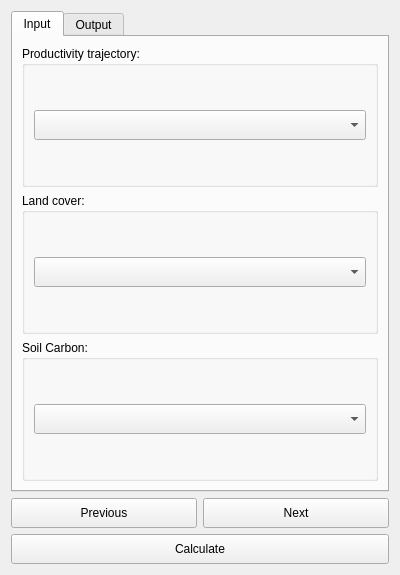
ConservationInternational/trends.earth, file LDMP/gui/DlgReportingUNCCD.ui: the form before one commit.
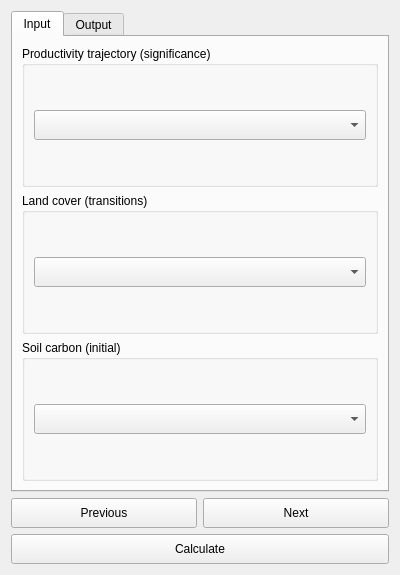
The form after the commit.

What changed in the file:
```diff
--- a/LDMP/gui/DlgReportingUNCCD.ui
+++ b/LDMP/gui/DlgReportingUNCCD.ui
@@ -60,7 +60,7 @@
           </font>
          </property>
          <property name="title">
-          <string>Productivity trajectory:</string>
+          <string>Productivity trajectory (significance)</string>
          </property>
          <layout class="QVBoxLayout" name="verticalLayout_5">
           <item>
@@ -109,7 +109,7 @@
           </font>
          </property>
          <property name="title">
-          <string>Land cover:</string>
+          <string>Land cover (transitions)</string>
          </property>
          <layout class="QVBoxLayout" name="verticalLayout_6">
           <item>
@@ -155,7 +155,7 @@
           </font>
          </property>
          <property name="title">
-          <string>Soil Carbon:</string>
+          <string>Soil carbon (initial)</string>
          </property>
          <layout class="QVBoxLayout" name="verticalLayout_7">
           <item>
```
Left out of the diff: 2 changed lines with no effect on the pictures.
